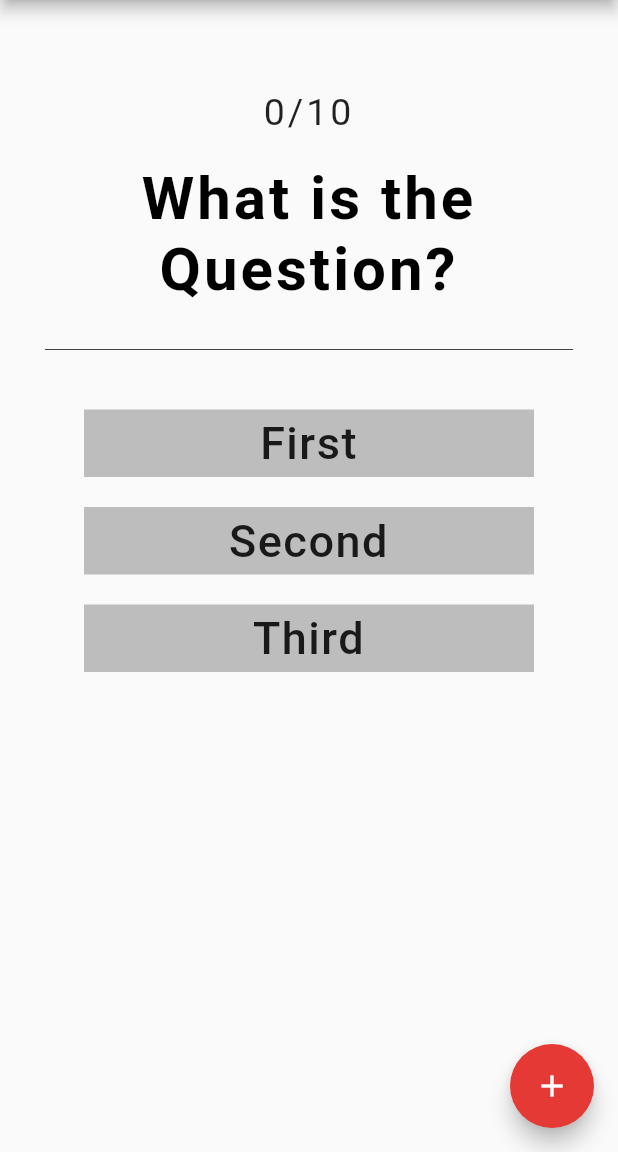
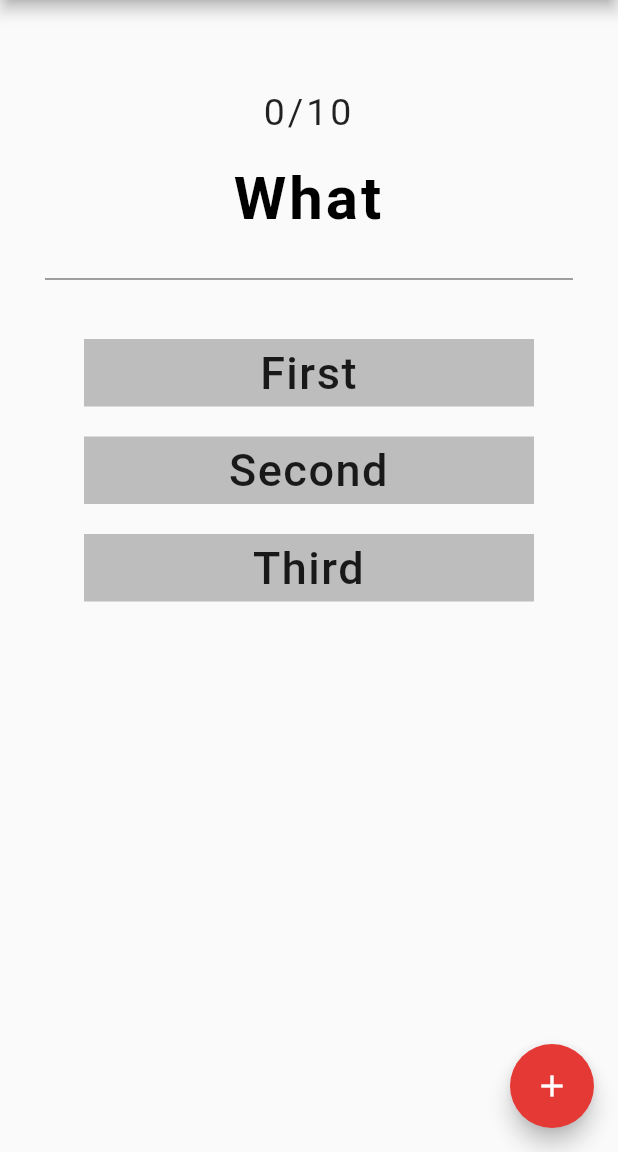
Before and after one commit to karina-nosenko/Trivia-Quiz, a Flutter app: the screen it shows after launch, on a phone screen of 412 x 824 dp, the part 84-1236 px from its top. Run offline on Flutter 3.47's test engine with Material 2 defaults, Android fonts, the phone set to English and light mode, and no system bars.

Commit message:
Added a file with the content of questions and answers. Linked it to the project

```diff
--- /dev/null
+++ b/lib/content.dart
@@ -0,0 +1,19 @@
+import 'questions_structure.dart';
+
+
+/*Initializing the quiz object*/
+Quiz init(){
+
+  Quiz trivia = Quiz(<Question>[Question('What',<String>['a','b','c'],2),
+    Question('1What',<String>['a','b','c'],2),
+    Question('2What',<String>['a','b','c'],2),
+    Question('3What',<String>['a','b','c'],2),
+    Question('4What',<String>['a','b','c'],2),
+    Question('5What',<String>['a','b','c'],2),
+    Question('6What',<String>['a','b','c'],2),
+    Question('7What',<String>['a','b','c'],2),
+    Question('8What',<String>['a','b','c'],2),
+    Question('9What',<String>['a','b','c'],2),]);
+
+  return trivia;
+}
--- a/lib/main.dart
+++ b/lib/main.dart
@@ -1,5 +1,6 @@
 import 'package:flutter/material.dart';
-import 'questions.dart';
+import 'content.dart';
+import 'questions_structure.dart';
 
 void main() => runApp(MaterialApp(
     home: Home()
@@ -16,6 +17,7 @@ class _HomeState extends State<Home> {
 
   @override
   Widget build(BuildContext context) {
+    Quiz trivia = init();   ///run main() from content.dart file to create an object of Quiz class
     return Scaffold(
       appBar: AppBar(
         title: Text(
@@ -58,7 +60,7 @@ class _HomeState extends State<Home> {
             SizedBox( height: 20,),
             Center(
               child: Text(
-                'What is the Question?',
+                trivia.questions[currQuestion].question,
                 textAlign: TextAlign.center,
                 style: TextStyle(
                   fontSize:40,
--- a/lib/questions.dart
+++ b/lib/questions_structure.dart
@@ -1,4 +1,3 @@
-
 ///Here are classes for the structure of the question pages
 ///The Quiz built of 10 questions, while each question contains 3 answers
 ///There's only one right answer
@@ -30,19 +29,3 @@ class Quiz{
     this.questions = q;
   }
 }
-
-//Initializing the quiz object
-void main(){
-
-  Quiz trivia = Quiz(<Question>[Question('What',<String>['a','b','c'],2),
-                                Question('What',<String>['a','b','c'],2),
-                                Question('What',<String>['a','b','c'],2),
-                                Question('What',<String>['a','b','c'],2),
-                                Question('What',<String>['a','b','c'],2),
-                                Question('What',<String>['a','b','c'],2),
-                                Question('What',<String>['a','b','c'],2),
-                                Question('What',<String>['a','b','c'],2),
-                                Question('What',<String>['a','b','c'],2),
-                                Question('What',<String>['a','b','c'],2),]);
-
-}
```
